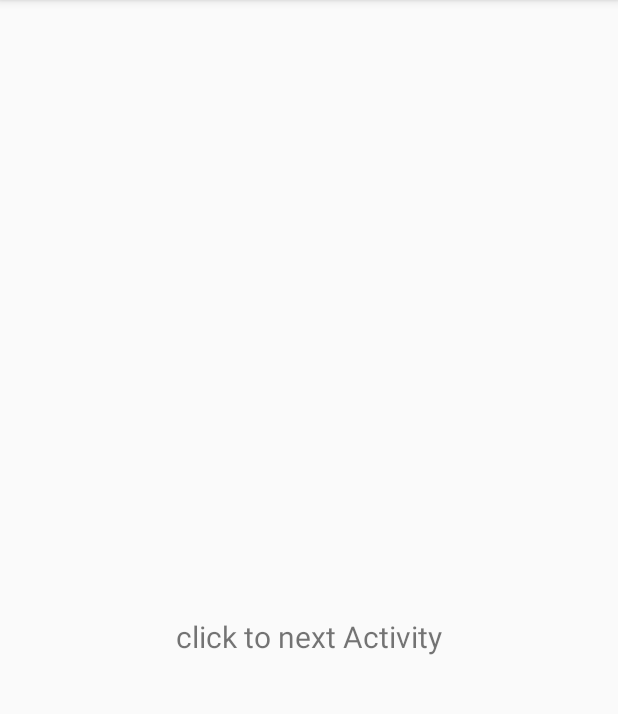
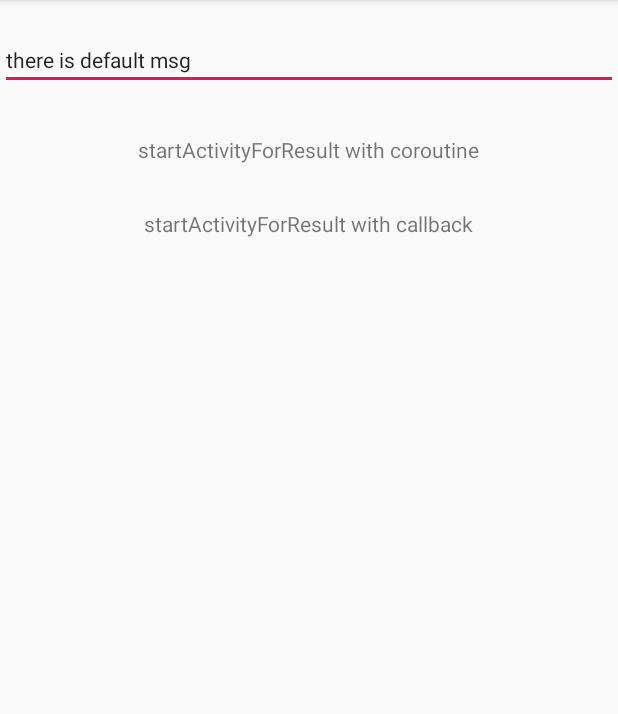
Before and after one commit to ladingwu/ActivityResult, an Android app: the screen it shows after launch (MainActivity), on a phone screen of 412 x 824 dp, the part 84-798 px from its top. Run offline under Robolectric (Android 15) with nearby library versions, the phone set to English and light mode, and no system bars.

Commit message:
opt:code

```diff
--- a/app/src/main/res/layout/activity_main.xml
+++ b/app/src/main/res/layout/activity_main.xml
@@ -4,18 +4,43 @@
     xmlns:tools="http://schemas.android.com/tools"
     android:layout_width="match_parent"
     android:layout_height="match_parent"
-    tools:context=".MainActivity">
+>
+
+
+    <EditText
+        android:id="@+id/edit"
+        android:layout_width="match_parent"
+        android:layout_height="wrap_content"
+        android:text="there is default msg"
+        android:hint="input message to next activity"
+        android:textSize="14sp"
+        app:layout_constraintLeft_toLeftOf="parent"
+        android:layout_marginTop="20dp"
+        app:layout_constraintRight_toRightOf="parent"
+        app:layout_constraintTop_toTopOf="parent" />
 
     <TextView
         android:id="@+id/tv"
         android:layout_width="wrap_content"
         android:layout_height="wrap_content"
-        android:text="click to next Activity"
-        android:textSize="20sp"
-        app:layout_constraintBottom_toBottomOf="parent"
+        android:text="startActivityForResult with coroutine"
+        android:textSize="14sp"
         app:layout_constraintLeft_toLeftOf="parent"
-        android:layout_marginTop="80dp"
+        android:layout_marginTop="30dp"
         app:layout_constraintRight_toRightOf="parent"
-        app:layout_constraintTop_toTopOf="parent" />
+        app:layout_constraintTop_toBottomOf="@id/edit"
+        />
+
+    <TextView
+        android:id="@+id/tv2"
+        android:layout_width="wrap_content"
+        android:layout_height="wrap_content"
+        android:text="startActivityForResult with callback"
+        android:textSize="14sp"
+        app:layout_constraintLeft_toLeftOf="parent"
+        app:layout_constraintTop_toBottomOf="@id/tv"
+        android:layout_marginTop="30dp"
+        app:layout_constraintRight_toRightOf="parent"
+        />
 
 </androidx.constraintlayout.widget.ConstraintLayout>
--- a/app/src/main/res/layout/activity_next.xml
+++ b/app/src/main/res/layout/activity_next.xml
@@ -23,6 +23,8 @@
         android:layout_width="match_parent"
         android:layout_height="wrap_content"
         android:layout_marginTop="30dp"
+        android:textSize="14sp"
+        android:hint="input msg back to pre activity"
         android:id="@+id/input"/>
 
     <Button
```
Also changed, not shown: app/src/main/java/com/example/activityresult/MainActivity.kt (+23 -2 lines).
